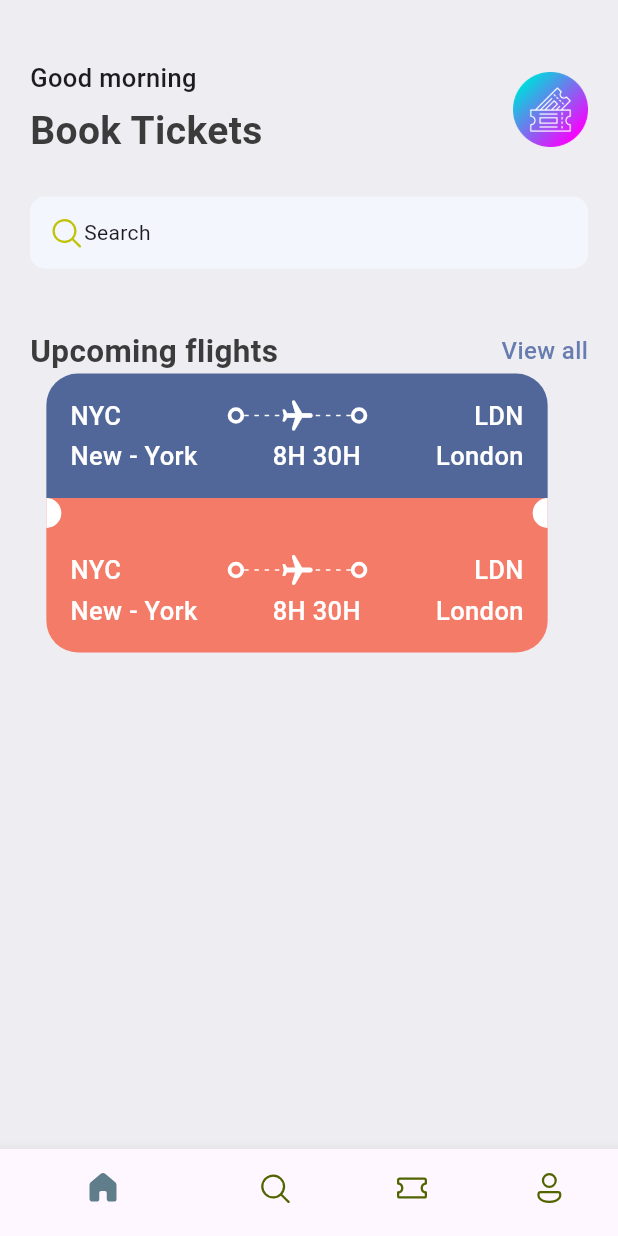
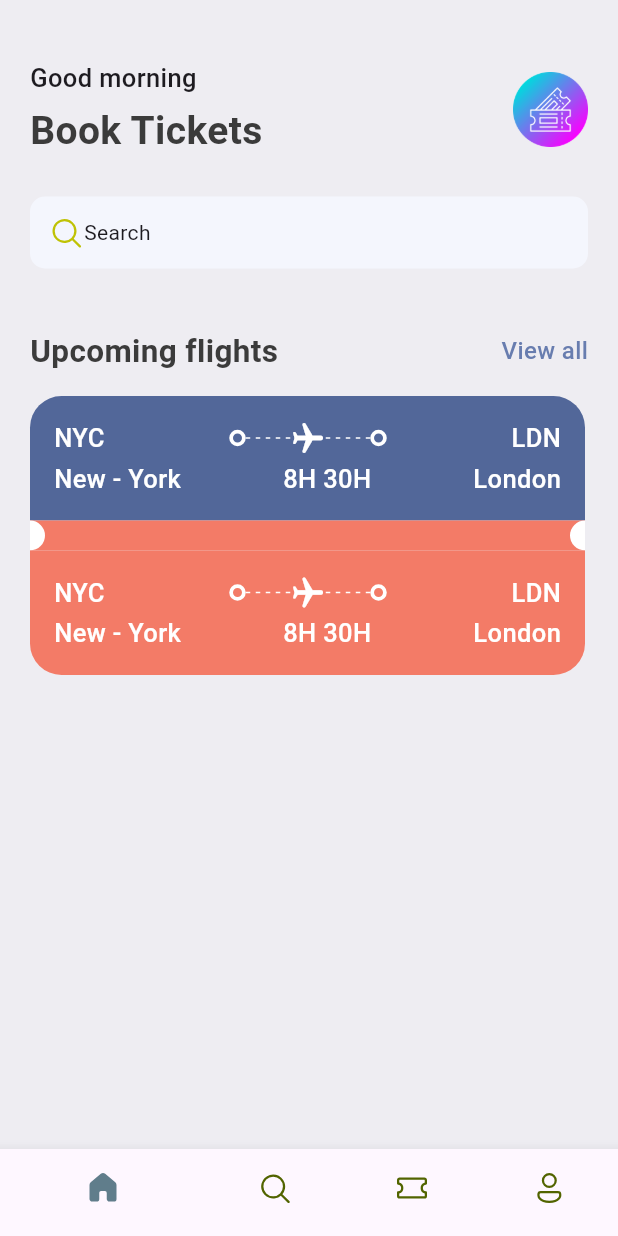
Before and after one commit to Khammunh/book_tickets, a Flutter app: the screen it shows after launch, on a phone screen of 412 x 824 dp. Run offline on Flutter 3.47's test engine with Material 3 defaults, Android fonts, the phone set to English and light mode, and no system bars; our stand-ins replace fluentui_icons.

Commit message:
update code

```diff
--- a/lib/base/widgets/ticket_view.dart
+++ b/lib/base/widgets/ticket_view.dart
@@ -11,10 +11,11 @@ class TicketView extends StatelessWidget {
   Widget build(BuildContext context) {
     final size = MediaQuery.of(context).size;
     return SizedBox(
-      width: size.width * 0.85,
+      width: size.width * 1.5,
+      // width: size.width * 0.85,
       height: 189,
       child: Container(
-        margin: EdgeInsets.only(right: 16),
+        margin: EdgeInsets.only(right: 2),
         child: Column(
           children: [
             Container(
--- a/lib/screens/home_screen.dart
+++ b/lib/screens/home_screen.dart
@@ -76,6 +76,7 @@ class _HomeScreenState extends State<HomeScreen> {
                   bigText: 'Upcoming flights',
                   smallText: 'View all',
                 ),
+                SizedBox(height: 15),
                 TicketView(),
               ],
             ),
```
